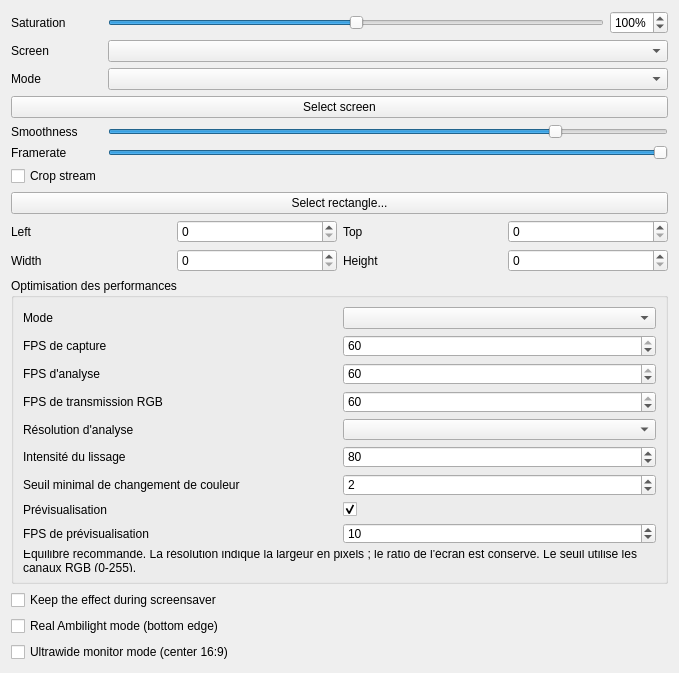
Above: Effects/Ambient/Ambient.ui from x225franc/OpenRGB before the change. Below: the same form after it.
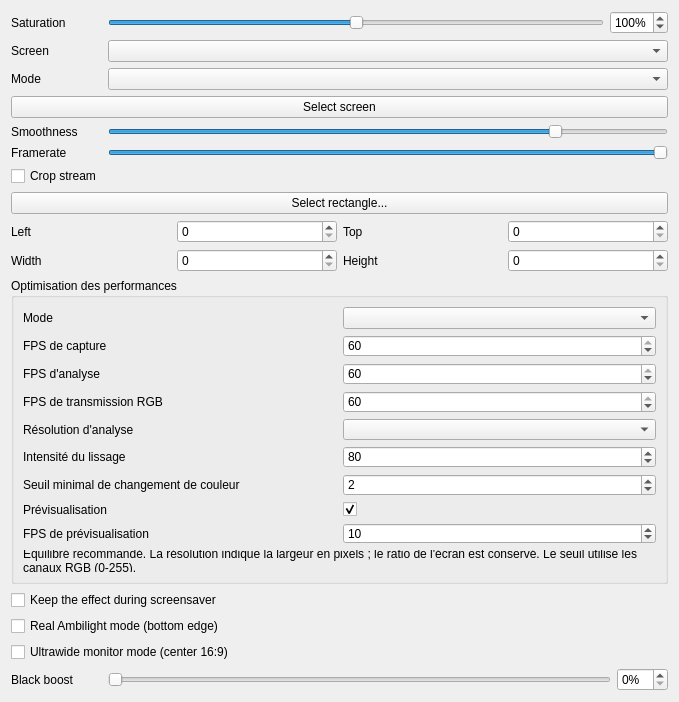
That is the form after the change. Custom widgets are drawn as their Qt base class.

Commit message: Add persisted Ambient black-point boost with brightness-safe rendering

Diff of the .ui file:
```diff
--- a/Effects/Ambient/Ambient.ui
+++ b/Effects/Ambient/Ambient.ui
@@ -19,6 +19,11 @@
     <item><widget class="QTooltipedSlider" name="saturation"><property name="maximum"><number>200</number></property><property name="value"><number>100</number></property><property name="orientation"><enum>Qt::Orientation::Horizontal</enum></property><property name="toolTip"><string>0%: grayscale; 100%: original colors; 200%: stronger colors.</string></property></widget></item>
     <item><widget class="QSpinBox" name="saturation_value"><property name="maximum"><number>200</number></property><property name="value"><number>100</number></property><property name="suffix"><string>%</string></property></widget></item>
    </layout></item>
+   <item row="13" column="0"><widget class="QLabel" name="black_boost_label"><property name="text"><string>Black boost</string></property></widget></item>
+   <item row="13" column="1"><layout class="QHBoxLayout" name="black_boost_layout">
+    <item><widget class="QTooltipedSlider" name="black_boost"><property name="maximum"><number>25</number></property><property name="orientation"><enum>Qt::Orientation::Horizontal</enum></property><property name="toolTip"><string>Lift dark colors toward gray. 0% preserves the original image; white remains unchanged. Applied before effect brightness.</string></property></widget></item>
+    <item><widget class="QSpinBox" name="black_boost_value"><property name="maximum"><number>25</number></property><property name="suffix"><string>%</string></property></widget></item>
+   </layout></item>
    <item row="2" column="0">
     <widget class="QLabel" name="mode_label">
      <property name="text">
```
The commit also changes 3 other files.
